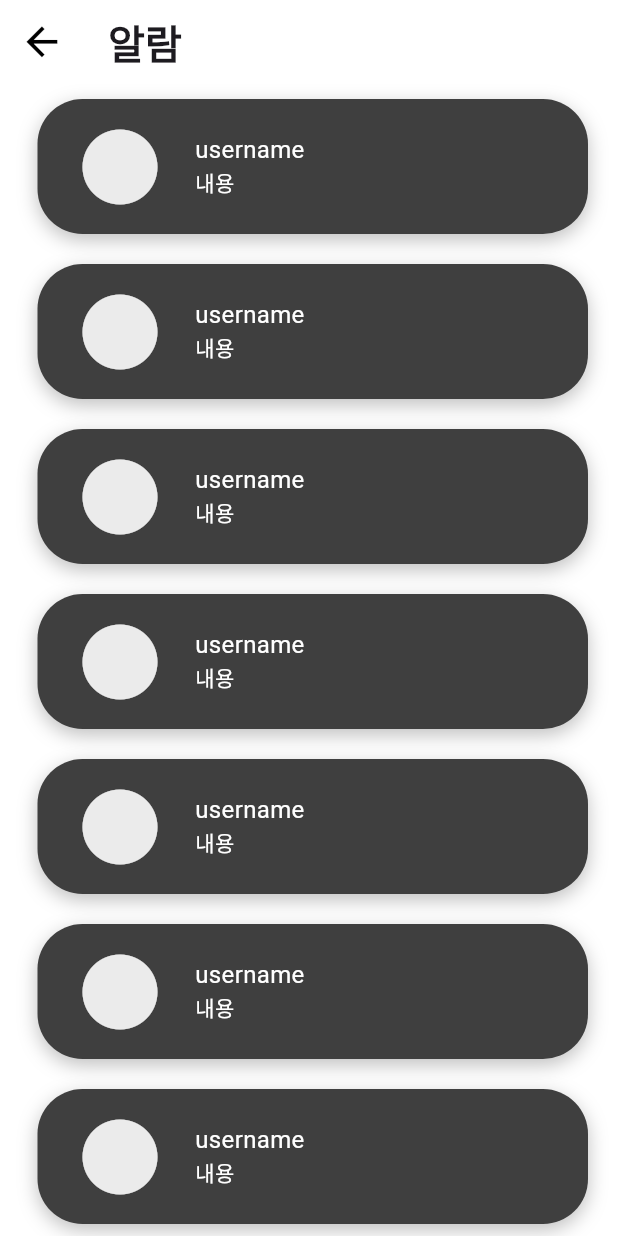
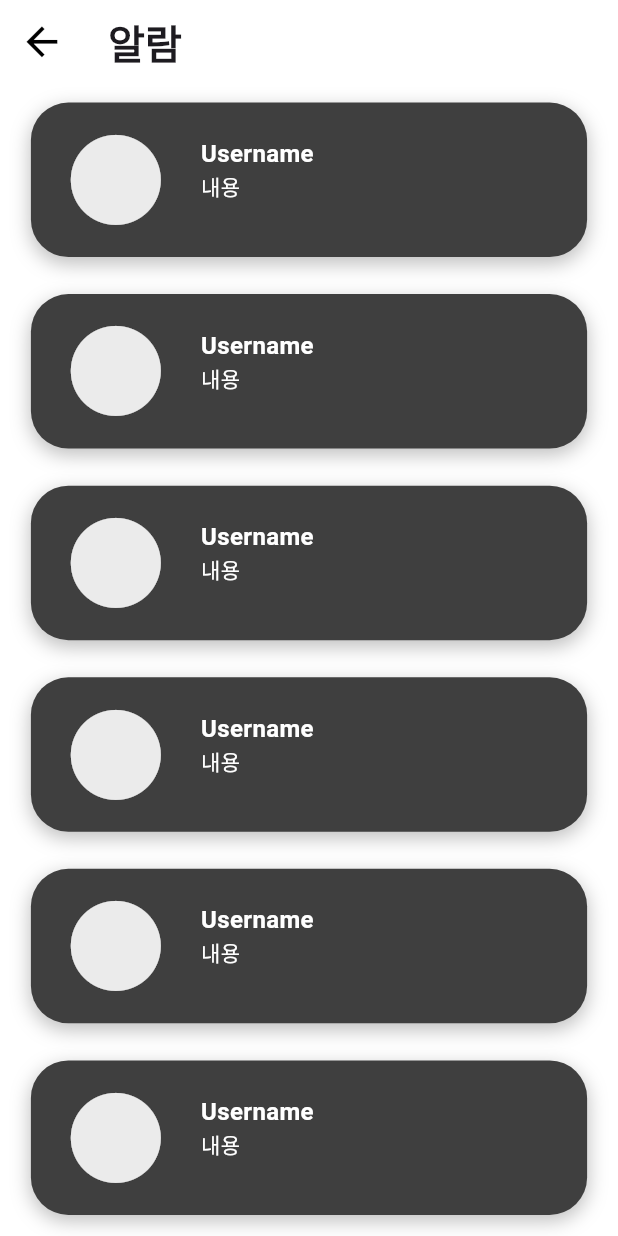
Before and after one commit to hhyyzznnn/FeatApp, a Flutter app: the AlarmPage screen opened by its route, on a phone screen of 412 x 824 dp. Run offline on Flutter 3.47's test engine with Material 3 defaults, Android fonts, the phone set to English and light mode, and no system bars; our stand-ins replace camera, flutter_svg, image_picker, permission_handler, shared_preferences; accounts and stored records are empty; network calls fail.

Commit message:
[Design] 알림창 비율 조정

```diff
--- a/FeatApp/lib/screens/alarm.dart
+++ b/FeatApp/lib/screens/alarm.dart
@@ -62,46 +62,44 @@ class AlarmBox extends StatelessWidget {
         Navigator.pushNamed(context, 'calendar');
       },
       child: Container(
-        margin: EdgeInsets.fromLTRB(25, 10, 20, 10),
-        padding: EdgeInsets.fromLTRB(25, 0, 25, 0),
-        width: 200,
-        height: 90,
+        margin: EdgeInsets.fromLTRB(size.width * 0.05, size.height * 0.015, size.width * 0.05, size.height * 0.015),
+        padding: EdgeInsets.only(left: size.width * 0.05, right: size.width * 0.05),
+        width: size.width * 0.9,
+        height: size.height * 0.125,
         decoration: BoxDecoration(
           color: Color(0xff3F3F3F),
-          borderRadius: BorderRadius.all(Radius.circular(30)),
+          borderRadius: BorderRadius.all(Radius.circular(25)),
           boxShadow: [
             BoxShadow(
               color: Color(0xff000000).withOpacity(0.25),
               spreadRadius: 0,
               blurRadius: 10,
-              offset: Offset(0, 4), // changes position of shadow
+              offset: Offset(0, 4)
             ),
           ],
         ),
-
         child: Row(
           children: [
             ClipRRect(
               borderRadius: BorderRadius.circular(100.0),
-              child: Icon(Icons.circle, color: Color(0xffebebeb), size: 60 ),
-
+              child: Icon(Icons.circle, color: Color(0xffebebeb), size: size.width * 0.175 ),
             ),
             SizedBox(
-                width: 100,
-                height: 90,
+                height: size.height * 0.1,
+                width: size.width * 0.5,
                 child: Column(
                   children: [
                     Align(
                       alignment: Alignment.topLeft,
                       child:Container(
-                          margin: EdgeInsets.fromLTRB(20, 22, 0, 0),
-                          child: Text('username', style: TextStyle(fontSize: 16, fontWeight: FontWeight.w400, color: Colors.white))),
+                          margin: EdgeInsets.only(left: size.width * 0.05, top: size.height * 0.015),
+                          child: Text('Username', style: TextStyle(fontSize: 16, fontWeight: FontWeight.bold, color: Colors.white))),
                     ),
                     Align(
                       alignment: Alignment.topLeft,
                       child: Container(
-                          margin: EdgeInsets.fromLTRB(20, 0, 0, 0),
-                          child: Text('내용', style: TextStyle(fontSize: 14, fontWeight: FontWeight.w400, color: Colors.white))),
+                          margin: EdgeInsets.only(left: size.width * 0.05),
+                          child: Text('내용', style: TextStyle(fontSize: 14, color: Colors.white))),
                     )
                   ],
                 )
--- a/FeatApp/lib/screens/profile.dart
+++ b/FeatApp/lib/screens/profile.dart
@@ -209,7 +209,7 @@ class _ProFilePageState extends State<ProFilePage> {
                             padding: EdgeInsets.all(size.width * 0.05),
                             child: CircleAvatar(
                               radius: size.width * 0.2, backgroundImage: _image != null
-                                ? FileImage(  File(_image!.path))
+                                ? FileImage(File(_image!.path))
                                 : const AssetImage('hanni.jpeg')
                                   as ImageProvider,
                             ),
```
